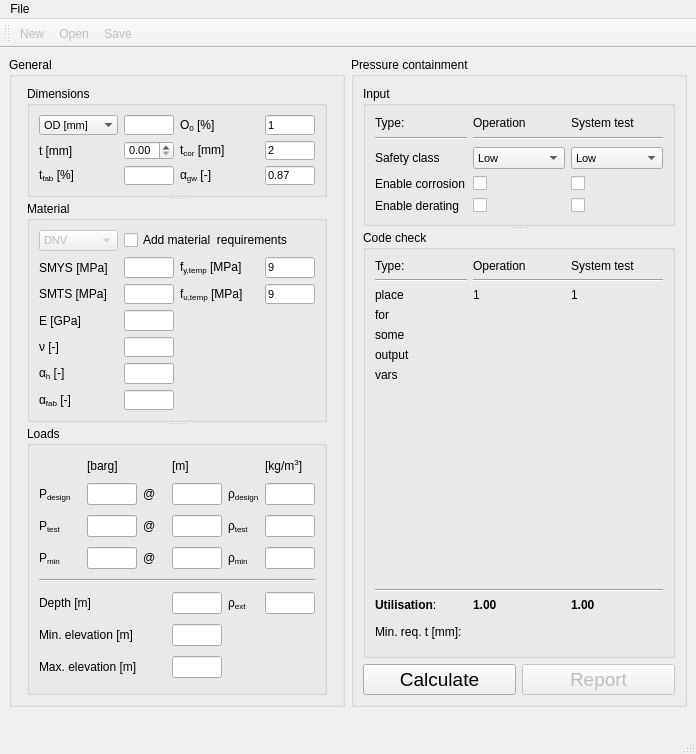
Before: the Qt Designer form ui_files/ui_mainwindow.ui in reioskr/pipelineWT, drawn with Qt 5.
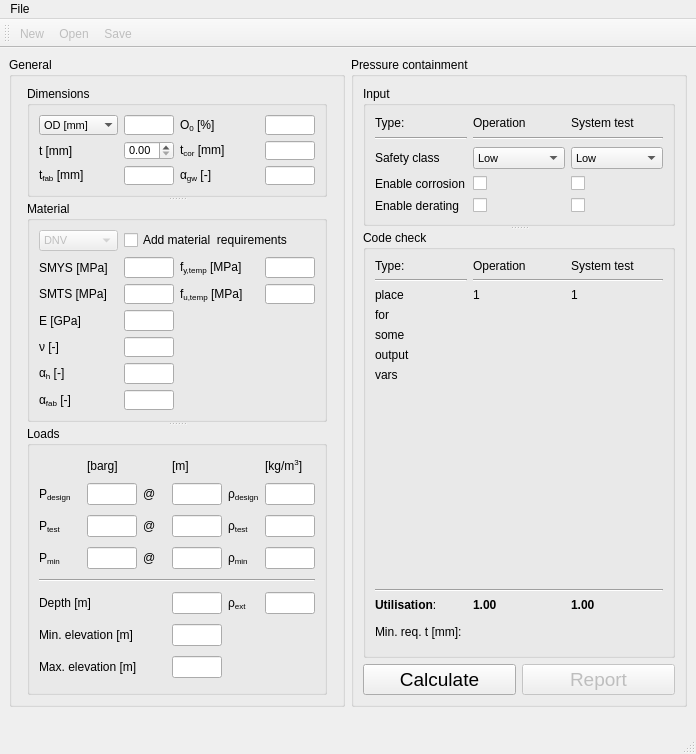
After: the same form once the commit is applied.

Commit message: Added support for following locale information for number inputs based on Windows settings. Implemented input validity checks for wall thickness.

Diff of the .ui file:
```diff
--- a/ui_files/ui_mainwindow.ui
+++ b/ui_files/ui_mainwindow.ui
@@ -1038,7 +1038,7 @@
                 <set>Qt::ImhFormattedNumbersOnly</set>
                </property>
                <property name="text">
-                <string>1</string>
+                <string/>
                </property>
                <property name="placeholderText">
                 <string notr="true"/>
@@ -1104,7 +1104,7 @@
                 <set>Qt::ImhFormattedNumbersOnly</set>
                </property>
                <property name="text">
-                <string>2</string>
+                <string/>
                </property>
                <property name="placeholderText">
                 <string notr="true"/>
@@ -1120,7 +1120,7 @@
                 </font>
                </property>
                <property name="text">
-                <string>&lt;html&gt;&lt;head/&gt;&lt;body&gt;&lt;p&gt;t&lt;span style=&quot; vertical-align:sub;&quot;&gt;fab&lt;/span&gt; [%]&lt;/p&gt;&lt;/body&gt;&lt;/html&gt;</string>
+                <string>&lt;html&gt;&lt;head/&gt;&lt;body&gt;&lt;p&gt;t&lt;span style=&quot; vertical-align:sub;&quot;&gt;fab&lt;/span&gt; [mm]&lt;/p&gt;&lt;/body&gt;&lt;/html&gt;</string>
                </property>
                <property name="buddy">
                 <cstring>le_t_tol</cstring>
@@ -1204,7 +1204,7 @@
                 <set>Qt::ImhFormattedNumbersOnly</set>
                </property>
                <property name="text">
-                <string>0.87</string>
+                <string/>
                </property>
                <property name="placeholderText">
                 <string notr="true"/>
@@ -1463,7 +1463,7 @@
                 <set>Qt::ImhFormattedNumbersOnly</set>
                </property>
                <property name="text">
-                <string>9</string>
+                <string/>
                </property>
                <property name="maxLength">
                 <number>4</number>
@@ -1580,7 +1580,7 @@
                 <set>Qt::ImhFormattedNumbersOnly</set>
                </property>
                <property name="text">
-                <string>9</string>
+                <string/>
                </property>
                <property name="maxLength">
                 <number>4</number>
```
Left out of the diff: 4 changed lines with no effect on the pictures. The commit also changes 5 other files.
